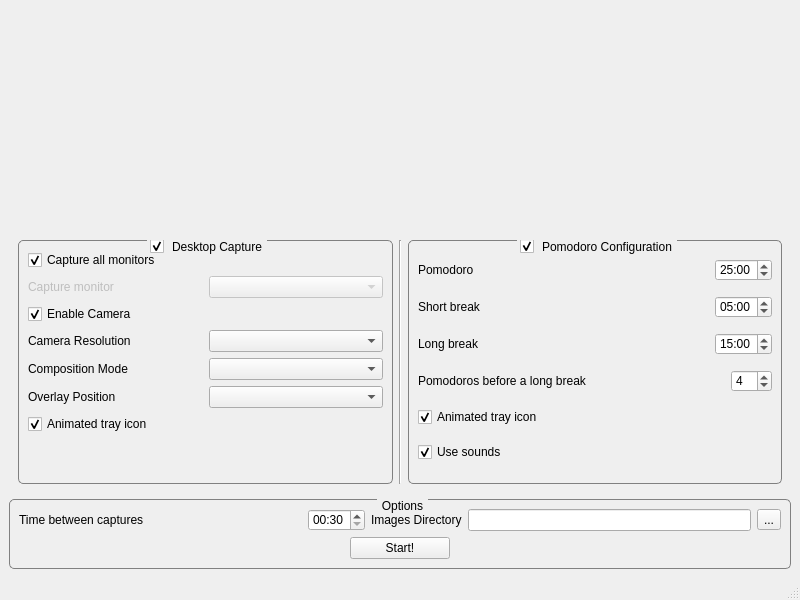
First picture: the form in MainWindow.ui, repository FelixdelasPozas/pomodorotimelapse, before the edit.
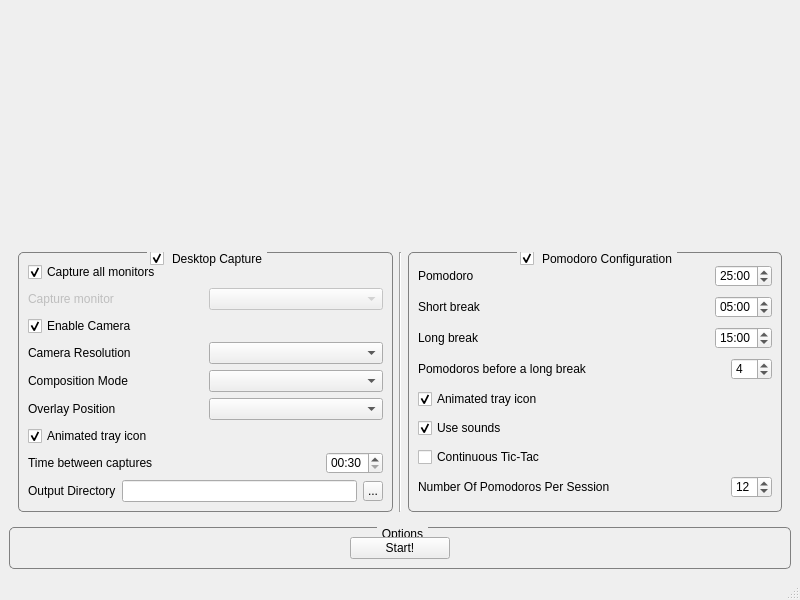
Second picture: the form after the edit. Icons and pictures are not drawn.

Commit message: Pomodoro class updated. Pomodoro statistics dialog. Pomodoro sounds.

```diff
--- a/MainWindow.ui
+++ b/MainWindow.ui
@@ -188,20 +188,86 @@
            </widget>
           </item>
           <item>
-           <spacer name="verticalSpacer">
-            <property name="orientation">
-             <enum>Qt::Vertical</enum>
+           <layout class="QHBoxLayout" name="horizontalLayout_12" stretch="1,0">
+            <property name="topMargin">
+             <number>0</number>
             </property>
-            <property name="sizeType">
-             <enum>QSizePolicy::MinimumExpanding</enum>
+            <item>
+             <widget class="QLabel" name="label_7">
+              <property name="text">
+               <string>Time between captures</string>
+              </property>
+             </widget>
+            </item>
+            <item>
+             <widget class="QTimeEdit" name="m_screeshotTime">
+              <property name="time">
+               <time>
+                <hour>0</hour>
+                <minute>0</minute>
+                <second>30</second>
+               </time>
+              </property>
+              <property name="maximumTime">
+               <time>
+                <hour>0</hour>
+                <minute>59</minute>
+                <second>59</second>
+               </time>
+              </property>
+              <property name="minimumTime">
+               <time>
+                <hour>0</hour>
+                <minute>0</minute>
+                <second>5</second>
+               </time>
+              </property>
+              <property name="displayFormat">
+               <string>mm:ss</string>
+              </property>
+             </widget>
+            </item>
+           </layout>
+          </item>
+          <item>
+           <layout class="QHBoxLayout" name="horizontalLayout_13">
+            <property name="topMargin">
+             <number>0</number>
             </property>
-            <property name="sizeHint" stdset="0">
-             <size>
-              <width>20</width>
-              <height>40</height>
-             </size>
-            </property>
-           </spacer>
+            <item>
+             <widget class="QLabel" name="label_6">
+              <property name="text">
+               <string>Output Directory</string>
+              </property>
+             </widget>
+            </item>
+            <item>
+             <widget class="QLineEdit" name="m_dirEditLabel">
+              <property name="readOnly">
+               <bool>true</bool>
+              </property>
+             </widget>
+            </item>
+            <item>
+             <widget class="QToolButton" name="m_dirButton">
+              <property name="sizePolicy">
+               <sizepolicy hsizetype="Fixed" vsizetype="Fixed">
+                <horstretch>0</horstretch>
+                <verstretch>0</verstretch>
+               </sizepolicy>
+              </property>
+              <property name="maximumSize">
+               <size>
+                <width>20</width>
+                <height>20</height>
+               </size>
+              </property>
+              <property name="text">
+               <string>...</string>
+              </property>
+             </widget>
+            </item>
+           </layout>
           </item>
          </layout>
         </widget>
@@ -405,6 +471,40 @@
             </property>
            </widget>
           </item>
+          <item>
+           <widget class="QCheckBox" name="m_continuousTicTac">
+            <property name="text">
+             <string>Continuous Tic-Tac</string>
+            </property>
+           </widget>
+          </item>
+          <item>
+           <layout class="QHBoxLayout" name="horizontalLayout_9" stretch="1,0">
+            <property name="topMargin">
+             <number>0</number>
+            </property>
+            <item>
+             <widget class="QLabel" name="label_9">
+              <property name="text">
+               <string>Number Of Pomodoros Per Session</string>
+              </property>
+             </widget>
+            </item>
+            <item>
+             <widget class="QSpinBox" name="m_pomodorosNumber">
+              <property name="minimum">
+               <number>1</number>
+              </property>
+              <property name="maximum">
+               <number>99</number>
+              </property>
+              <property name="value">
+               <number>12</number>
+              </property>
+             </widget>
+            </item>
+           </layout>
+          </item>
          </layout>
         </widget>
        </item>
@@ -430,69 +530,6 @@
        <string>Options</string>
       </property>
       <layout class="QVBoxLayout" name="verticalLayout_3">
-       <item>
-        <layout class="QHBoxLayout" name="horizontalLayout_9" stretch="1,0,0,1,0">
-         <property name="topMargin">
-          <number>0</number>
-         </property>
-         <item>
-          <widget class="QLabel" name="label_7">
-           <property name="text">
-            <string>Time between captures</string>
-           </property>
-          </widget>
-         </item>
-         <item>
-          <widget class="QTimeEdit" name="m_screeshotTime">
-           <property name="time">
-            <time>
-             <hour>0</hour>
-             <minute>0</minute>
-             <second>30</second>
-            </time>
-           </property>
-           <property name="maximumTime">
-            <time>
-             <hour>0</hour>
-             <minute>59</minute>
-             <second>59</second>
-            </time>
-           </property>
-           <property name="minimumTime">
-            <time>
-             <hour>0</hour>
-             <minute>0</minute>
-             <second>5</second>
-            </time>
-           </property>
-           <property name="displayFormat">
-            <string>mm:ss</string>
-           </property>
-          </widget>
-         </item>
-         <item>
-          <widget class="QLabel" name="label_6">
-           <property name="text">
-            <string>Images Directory</string>
-           </property>
-          </widget>
-         </item>
-         <item>
-          <widget class="QLineEdit" name="m_dirEditLabel">
-           <property name="readOnly">
-            <bool>true</bool>
-           </property>
-          </widget>
-         </item>
-         <item>
-          <widget class="QToolButton" name="m_dirButton">
-           <property name="text">
-            <string>...</string>
-           </property>
-          </widget>
-         </item>
-        </layout>
-       </item>
        <item>
         <layout class="QHBoxLayout" name="horizontalLayout_10">
          <property name="topMargin">
```
The commit also changes 14 other files.
